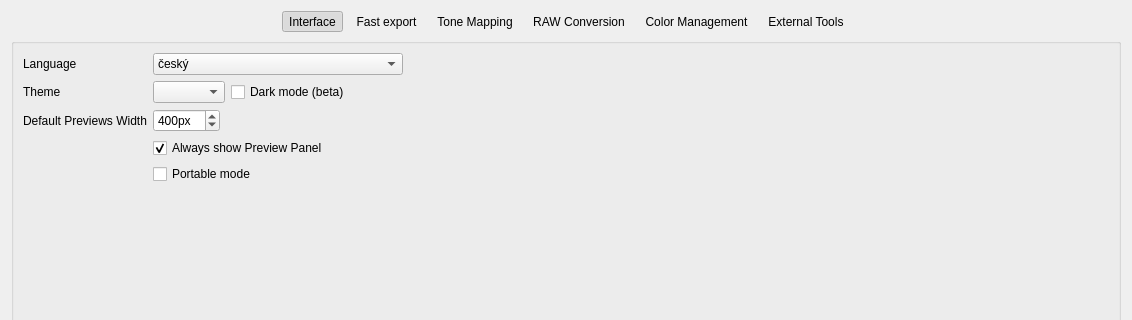
The window that src/Preferences/PreferencesDialog.ui (LuminanceHDR/LuminanceHDR) describes before a commit, drawn with Qt 5; both pictures show x 0 to 1132 and y 0 to 320 of the 1132 by 818 pixel window.
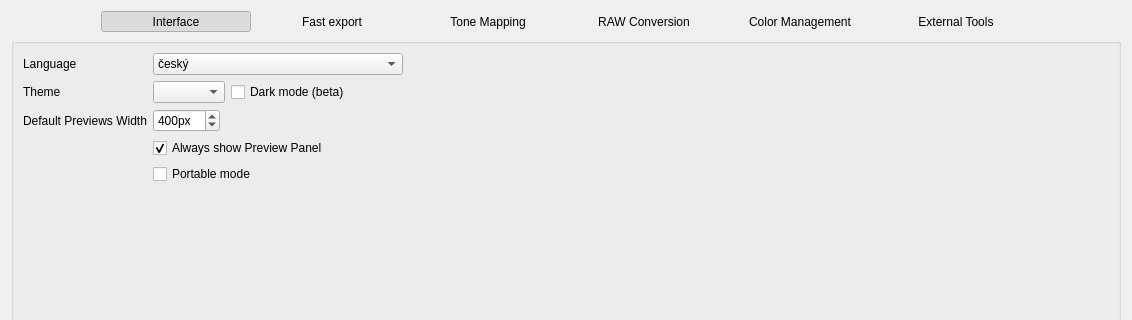
The same window after the commit. Icons and pictures are not drawn.

```diff
--- a/src/Preferences/PreferencesDialog.ui
+++ b/src/Preferences/PreferencesDialog.ui
@@ -24,6 +24,18 @@
     <layout class="QGridLayout" name="gridLayout_16">
      <item row="0" column="3">
       <widget class="QToolButton" name="toolButtonTM">
+       <property name="minimumSize">
+        <size>
+         <width>150</width>
+         <height>0</height>
+        </size>
+       </property>
+       <property name="maximumSize">
+        <size>
+         <width>150</width>
+         <height>16777215</height>
+        </size>
+       </property>
        <property name="text">
         <string>Tone Mapping</string>
        </property>
@@ -79,6 +91,18 @@
      </item>
      <item row="0" column="4">
       <widget class="QToolButton" name="toolButtonRAW">
+       <property name="minimumSize">
+        <size>
+         <width>150</width>
+         <height>0</height>
+        </size>
+       </property>
+       <property name="maximumSize">
+        <size>
+         <width>150</width>
+         <height>16777215</height>
+        </size>
+       </property>
        <property name="text">
         <string>RAW Conversion</string>
        </property>
@@ -111,6 +135,18 @@
      </item>
      <item row="0" column="5">
       <widget class="QToolButton" name="toolButtonCMS">
+       <property name="minimumSize">
+        <size>
+         <width>150</width>
+         <height>0</height>
+        </size>
+       </property>
+       <property name="maximumSize">
+        <size>
+         <width>150</width>
+         <height>16777215</height>
+        </size>
+       </property>
        <property name="text">
         <string>Color Management</string>
        </property>
@@ -140,6 +176,18 @@
      </item>
      <item row="0" column="7">
       <widget class="QToolButton" name="toolButtonExtTool">
+       <property name="minimumSize">
+        <size>
+         <width>150</width>
+         <height>0</height>
+        </size>
+       </property>
+       <property name="maximumSize">
+        <size>
+         <width>150</width>
+         <height>16777215</height>
+        </size>
+       </property>
        <property name="text">
         <string>External Tools</string>
        </property>
@@ -169,6 +217,18 @@
      </item>
      <item row="0" column="1">
       <widget class="QToolButton" name="toolButtonInterface">
+       <property name="minimumSize">
+        <size>
+         <width>150</width>
+         <height>0</height>
+        </size>
+       </property>
+       <property name="maximumSize">
+        <size>
+         <width>150</width>
+         <height>16777215</height>
+        </size>
+       </property>
        <property name="text">
         <string>Interface</string>
        </property>
@@ -201,6 +261,18 @@
      </item>
      <item row="0" column="2">
       <widget class="QToolButton" name="toolButtonQueue">
+       <property name="minimumSize">
+        <size>
+         <width>150</width>
+         <height>0</height>
+        </size>
+       </property>
+       <property name="maximumSize">
+        <size>
+         <width>150</width>
+         <height>16777215</height>
+        </size>
+       </property>
        <property name="text">
         <string>Fast export</string>
        </property>
```
Left out of the diff: 124 changed lines with no effect on the pictures.
